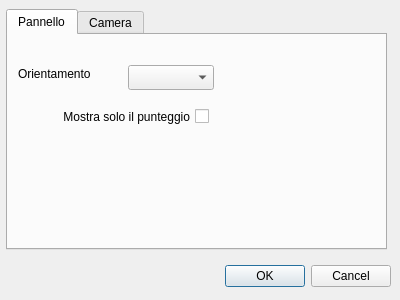
This is panelconfigurator.ui in McuMirror/scoreController as Qt 5 draws it before an edit. The edited form follows.
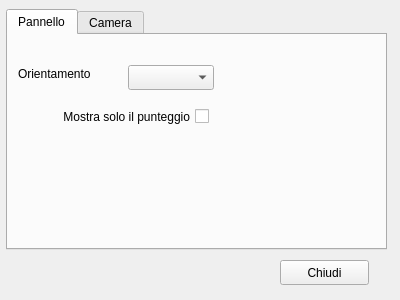
This is the edited form.

```diff
--- a/panelconfigurator.ui
+++ b/panelconfigurator.ui
@@ -13,22 +13,6 @@
   <property name="windowTitle">
    <string>Panel Configurator</string>
   </property>
-  <widget class="QDialogButtonBox" name="buttonBox">
-   <property name="geometry">
-    <rect>
-     <x>210</x>
-     <y>260</y>
-     <width>181</width>
-     <height>32</height>
-    </rect>
-   </property>
-   <property name="orientation">
-    <enum>Qt::Horizontal</enum>
-   </property>
-   <property name="standardButtons">
-    <set>QDialogButtonBox::Cancel|QDialogButtonBox::Ok</set>
-   </property>
-  </widget>
   <widget class="QTabWidget" name="tabWidget">
    <property name="geometry">
     <rect>
@@ -134,6 +118,19 @@
     </widget>
    </widget>
   </widget>
+  <widget class="QPushButton" name="closeButton">
+   <property name="geometry">
+    <rect>
+     <x>280</x>
+     <y>260</y>
+     <width>89</width>
+     <height>25</height>
+    </rect>
+   </property>
+   <property name="text">
+    <string>Chiudi</string>
+   </property>
+  </widget>
  </widget>
  <resources/>
  <connections>
```
Left out of the diff: 35 changed lines with no effect on the pictures.
